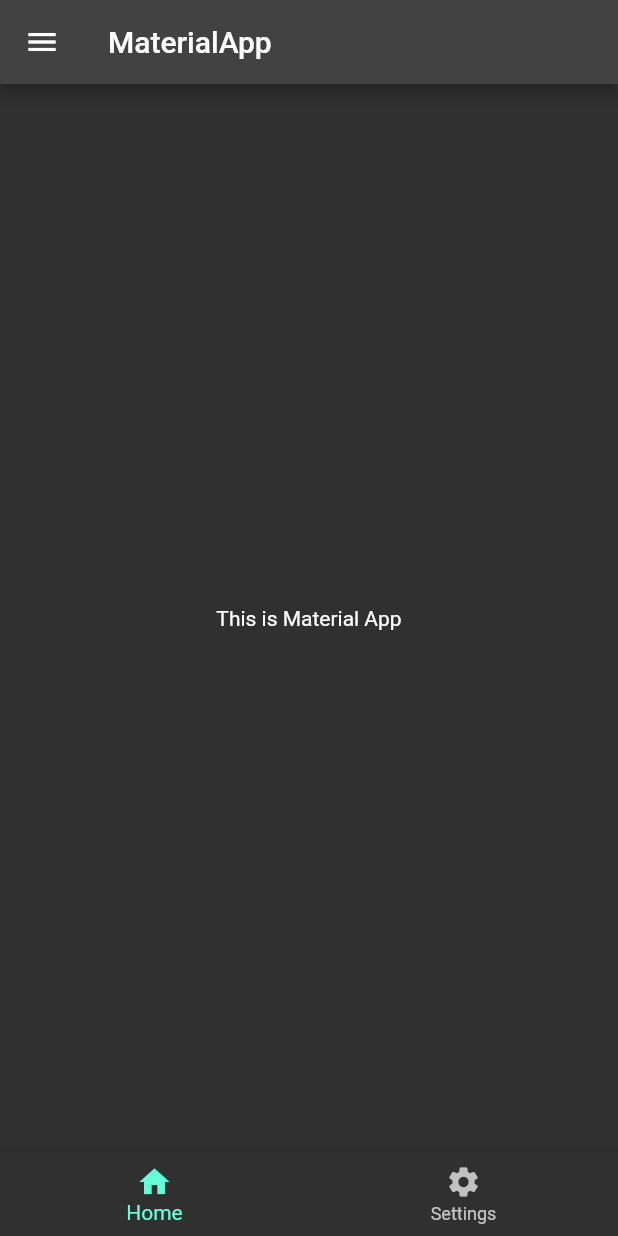
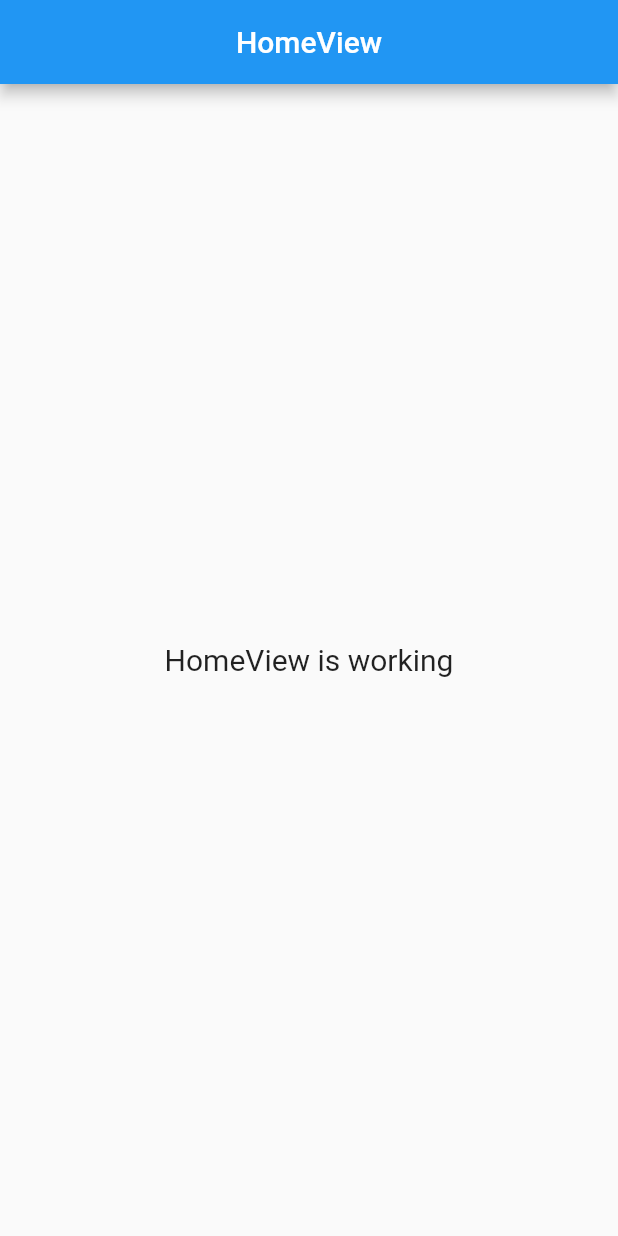
Before and after one commit to andrianazz/alterra_batch_4, a Flutter app: the screen it shows after launch, on a phone screen of 412 x 824 dp. Run offline on Flutter 3.47's test engine with Material 2 defaults, Android fonts, the phone set to English and light mode, and no system bars; our stand-ins replace get.

```diff
--- /dev/null
+++ b/lib/app/modules/home/views/home_view.dart
@@ -0,0 +1,24 @@
+import 'package:flutter/material.dart';
+
+import 'package:get/get.dart';
+
+import '../controllers/home_controller.dart';
+
+class HomeView extends GetView<HomeController> {
+  const HomeView({Key? key}) : super(key: key);
+  @override
+  Widget build(BuildContext context) {
+    return Scaffold(
+      appBar: AppBar(
+        title: const Text('HomeView'),
+        centerTitle: true,
+      ),
+      body: const Center(
+        child: Text(
+          'HomeView is working',
+          style: TextStyle(fontSize: 20),
+        ),
+      ),
+    );
+  }
+}
--- a/lib/main.dart
+++ b/lib/main.dart
@@ -1,55 +1,15 @@
 import 'package:flutter/material.dart';
 
+import 'package:get/get.dart';
+
+import 'app/routes/app_pages.dart';
+
 void main() {
-  runApp(const MyApp());
+  runApp(
+    GetMaterialApp(
+      title: "Application",
+      initialRoute: AppPages.INITIAL,
+      getPages: AppPages.routes,
+    ),
+  );
 }
-
-class MyApp extends StatelessWidget {
-  const MyApp({super.key});
-
-  @override
-  Widget build(BuildContext context) {
-    return MaterialApp(
-      debugShowCheckedModeBanner: false,
-      darkTheme: ThemeData.dark(),
-      themeMode: ThemeMode.dark,
-      title: 'Flutter Demo',
-      theme: ThemeData(
-        colorScheme: ColorScheme.fromSeed(seedColor: Colors.deepPurple),
-        useMaterial3: false,
-      ),
-      home: const HomePage(),
-    );
-  }
-}
-
-class HomePage extends StatelessWidget {
-  const HomePage({super.key});
-
-  @override
-  Widget build(BuildContext context) {
-    return Scaffold(
-      appBar: AppBar(
-        title: const Text('MaterialApp'),
-        leading: IconButton(
-          onPressed: () {},
-          icon: const Icon(Icons.menu),
-        ),
-        centerTitle: false,
-      ),
-      body: const Center(child: Text('This is Material App')),
-      bottomNavigationBar: BottomNavigationBar(
-        items: const [
-          BottomNavigationBarItem(
-            icon: Icon(Icons.home),
-            label: 'Home',
-          ),
-          BottomNavigationBarItem(
-            icon: Icon(Icons.settings),
-            label: 'Settings',
-          ),
-        ],
-      ),
-    );
-  }
-}
```
Also changed, not shown: lib/app/modules/home/bindings/home_binding.dart (added, +12 -0 lines), lib/app/modules/home/controllers/home_controller.dart (added, +23 -0 lines), lib/app/modules/splash/bindings/splash_binding.dart (added, +12 -0 lines), lib/app/modules/splash/controllers/splash_controller.dart (added, +23 -0 lines), lib/app/modules/splash/views/splash_view.dart (added, +24 -0 lines), lib/app/routes/app_pages.dart (added, +27 -0 lines), lib/app/routes/app_routes.dart (added, +14 -0 lines), pubspec.yaml (+5 -75 lines), pubspec.lock.
